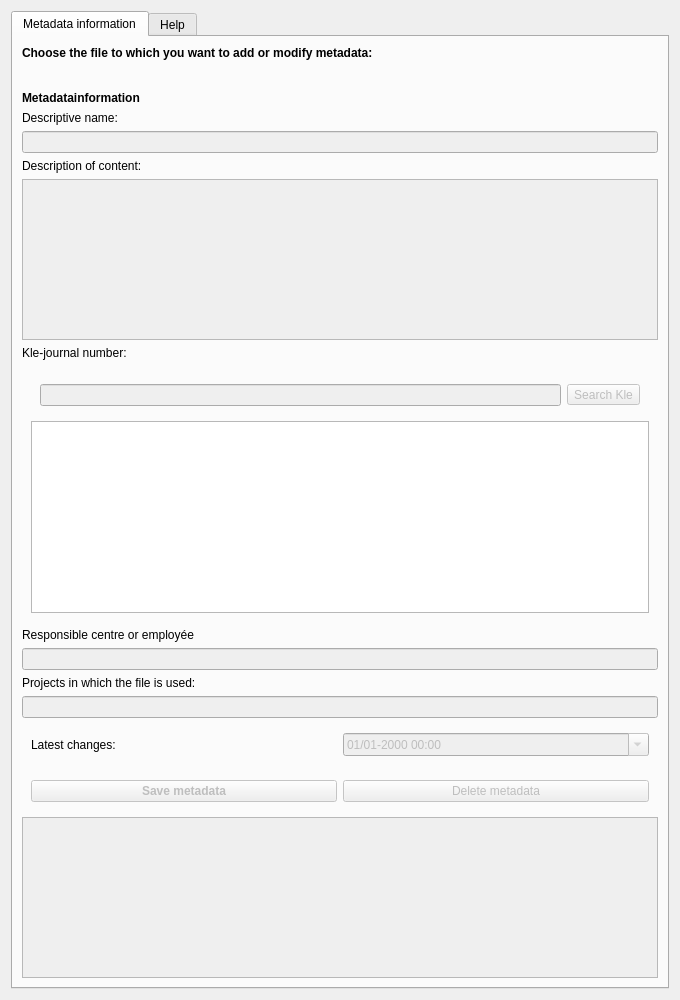
Qt form src/MetadataFunctionality/ui/dialog_metadata_test2.ui (Septima/qgis-metadatafunctionality) before a commit.
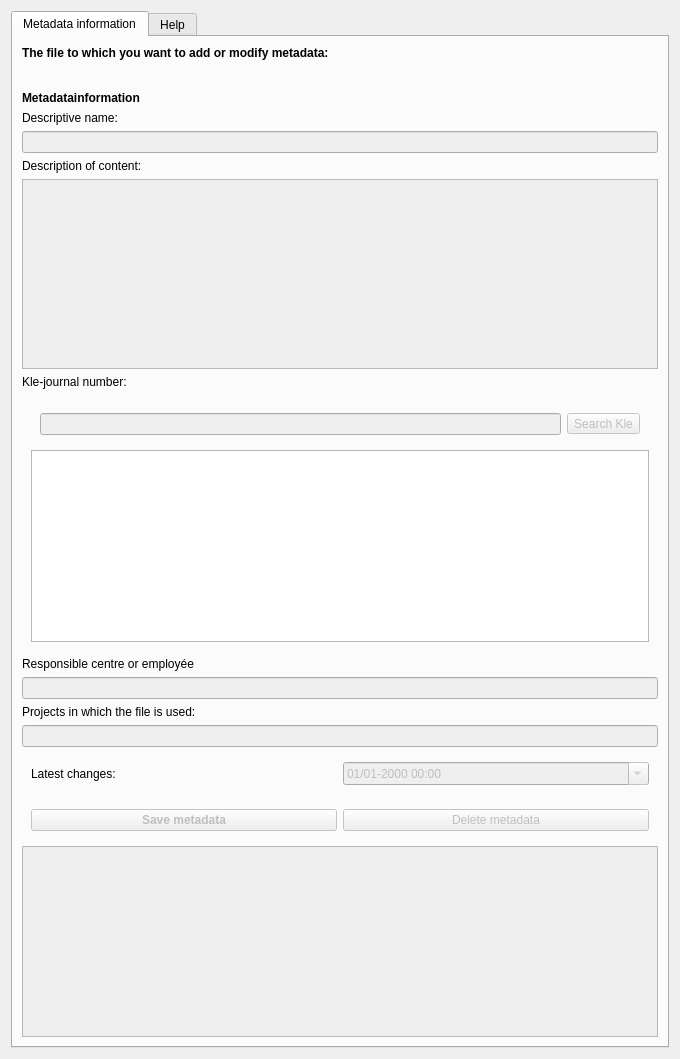
The same form after that commit.

Commit message: Changed description in test-gui (later to replace the current gui)

```diff
--- a/src/MetadataFunctionality/ui/dialog_metadata_test2.ui
+++ b/src/MetadataFunctionality/ui/dialog_metadata_test2.ui
@@ -10,7 +10,7 @@
     <x>0</x>
     <y>0</y>
     <width>680</width>
-    <height>1000</height>
+    <height>1059</height>
    </rect>
   </property>
   <property name="sizePolicy">
@@ -71,7 +71,7 @@
           </font>
          </property>
          <property name="text">
-          <string>Choose the file to which you want to add or modify metadata:</string>
+          <string>The file to which you want to add or modify metadata:</string>
          </property>
         </widget>
        </item>
```
